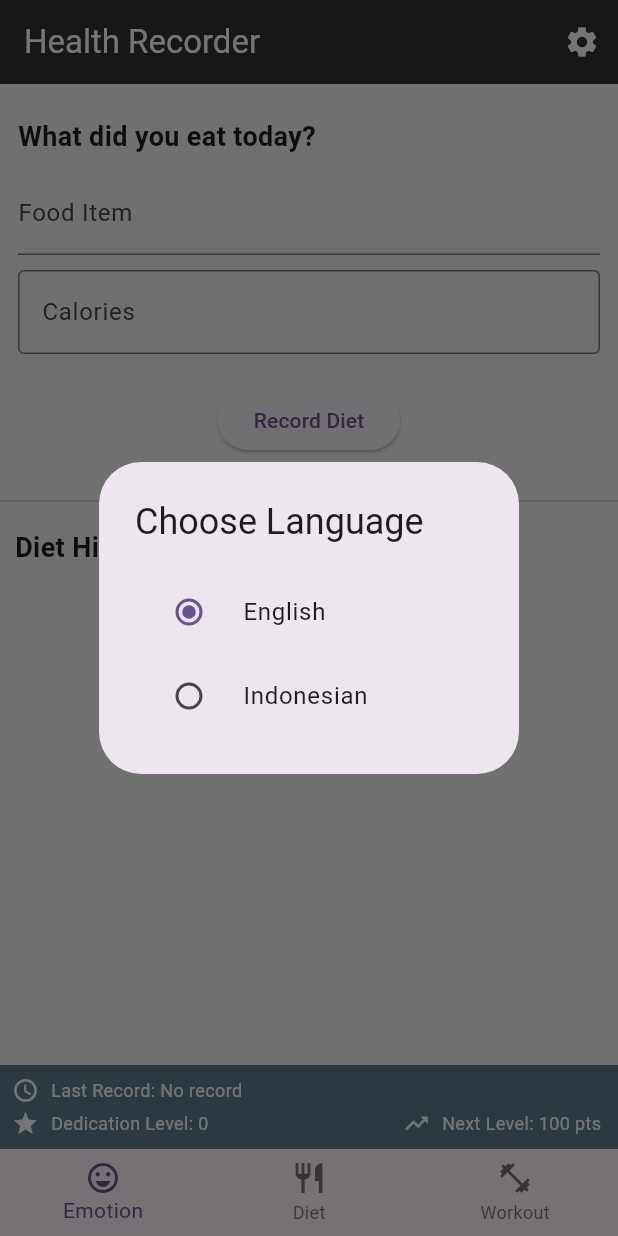
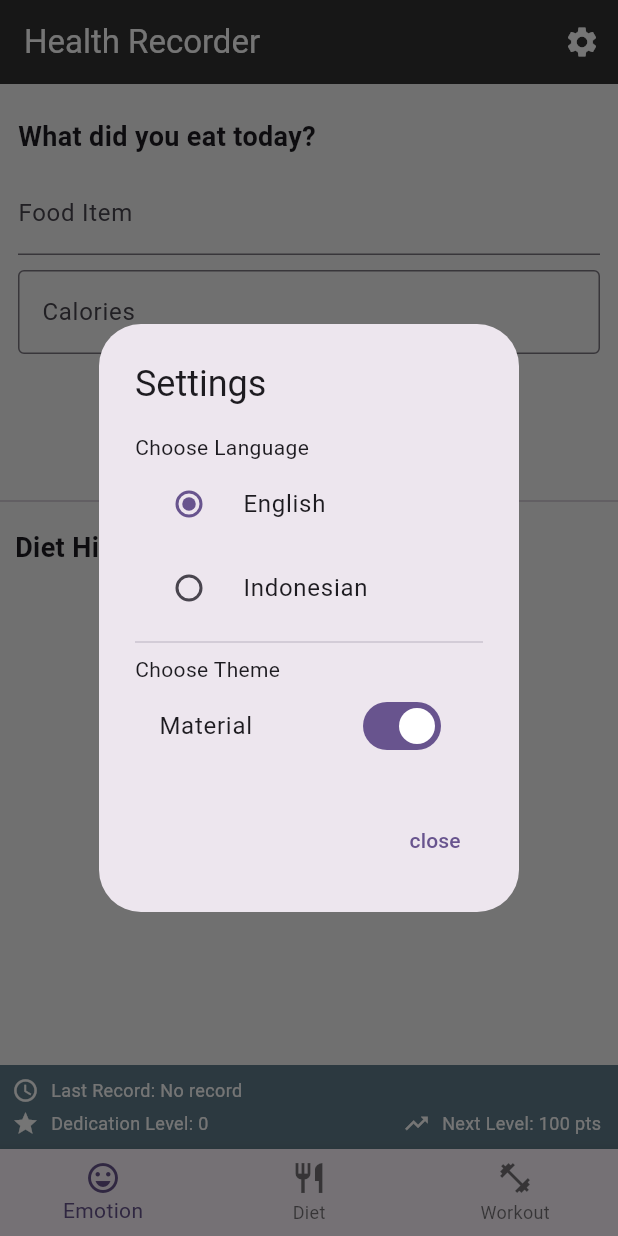
Before and after one commit to Claurentia/health-recorder, a Flutter app: the DietRecorder screen opened by its route, after a tap on the "settings" icon, on a phone screen of 412 x 824 dp. Run offline on Flutter 3.47's test engine with Material 3 defaults, Android fonts, the phone set to English and light mode, and no system bars; our stand-ins replace floor, go_router, sqflite; accounts and stored records are empty; generated files the repository leaves out were written again.

Commit message:
added emotion cupertino style switch

```diff
--- a/lib/l10n/intl_en.json
+++ b/lib/l10n/intl_en.json
@@ -57,5 +57,7 @@
 
   "chooseLanguage": "Choose Language",
   "en": "English",
-  "id": "Indonesian"
+  "id": "Indonesian",
+
+  "chooseTheme": "Choose Theme"
 }
--- a/lib/main.dart
+++ b/lib/main.dart
@@ -33,10 +33,19 @@ class MyApp extends StatefulWidget {
 
 class _MyAppState extends State<MyApp> {
   Locale _locale = const Locale('en');
+  bool _useMaterialDesign = true;
+
+  bool get useMaterialDesign => _useMaterialDesign;
 
   void setLocale(Locale locale) {
     setState(() {
       _locale = locale;
+    });
+  }
+
+  void setStyle(bool useMaterialDesign) {
+    setState(() {
+      _useMaterialDesign = useMaterialDesign;
     });
   }
 
@@ -100,13 +109,18 @@ class HealthRecorder extends StatefulWidget {
 class _HealthRecorderState extends State<HealthRecorder> {
   int _selectedIndex = 0;
 
-  void _showLanguageChangeDialog(BuildContext context) {
+  void _showSettingDialog(BuildContext context) {
+    final appState = MyApp.of(context);
     showDialog(
       context: context,
       builder: (BuildContext context) {
         return AlertDialog(
-          title: Text(AppLocalizations.of(context).translate('chooseLanguage')),
-          content: Column(
+          title: Text(AppLocalizations.of(context).translate('Settings')),
+          content: SingleChildScrollView(
+            child: ListBody(
+              children: <Widget>[
+                Text(AppLocalizations.of(context).translate('chooseLanguage')),
+                Column(
                   mainAxisSize: MainAxisSize.min,
                   children: const <Locale>[Locale('en', ''), Locale('id', '')].map((Locale locale) {
                     return RadioListTile<Locale>(
@@ -115,11 +129,31 @@ class _HealthRecorderState extends State<HealthRecorder> {
                       groupValue: MyApp.of(context)!._locale,
                       onChanged: (Locale? value) {
                         MyApp.of(context)?.setLocale(value!);
-                  Navigator.of(context).pop();
                       },
                     );
                   }).toList(),
                 ),
+                const Divider(),
+                Text(AppLocalizations.of(context).translate('chooseTheme')),
+                SwitchListTile(
+                  title: Text(appState!.useMaterialDesign ? 'Material' : 'Cupertino'),
+                  value: appState.useMaterialDesign,
+                  onChanged: (bool value) {
+                    appState.setStyle(value);
+                    setState(() {});
+                  },
+                ),
+              ],
+            ),
+          ),
+          actions: <Widget>[
+            TextButton(
+              child: Text(AppLocalizations.of(context).translate('close')),
+              onPressed: () {
+                Navigator.of(context).pop();
+              },
+            ),
+          ],
         );
       },
     );
@@ -150,7 +184,7 @@ class _HealthRecorderState extends State<HealthRecorder> {
             icon: const Icon(Icons.settings),
             color: Colors.white,
             onPressed: () {
-              _showLanguageChangeDialog(context);
+              _showSettingDialog(context);
             },
           ),
         ],
```
Also changed, not shown: lib/emotion_recorder.dart (+97 -21 lines), lib/l10n/intl_id.json (+6 -4 lines). Lines whose indentation alone changed are shown as unchanged.
